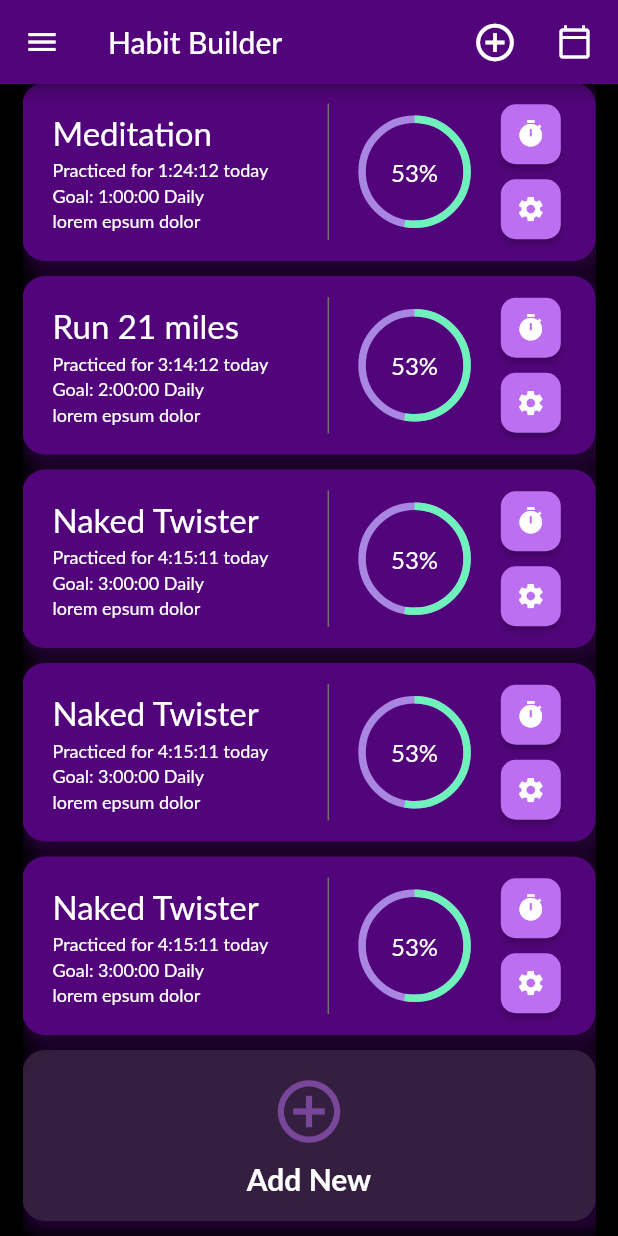
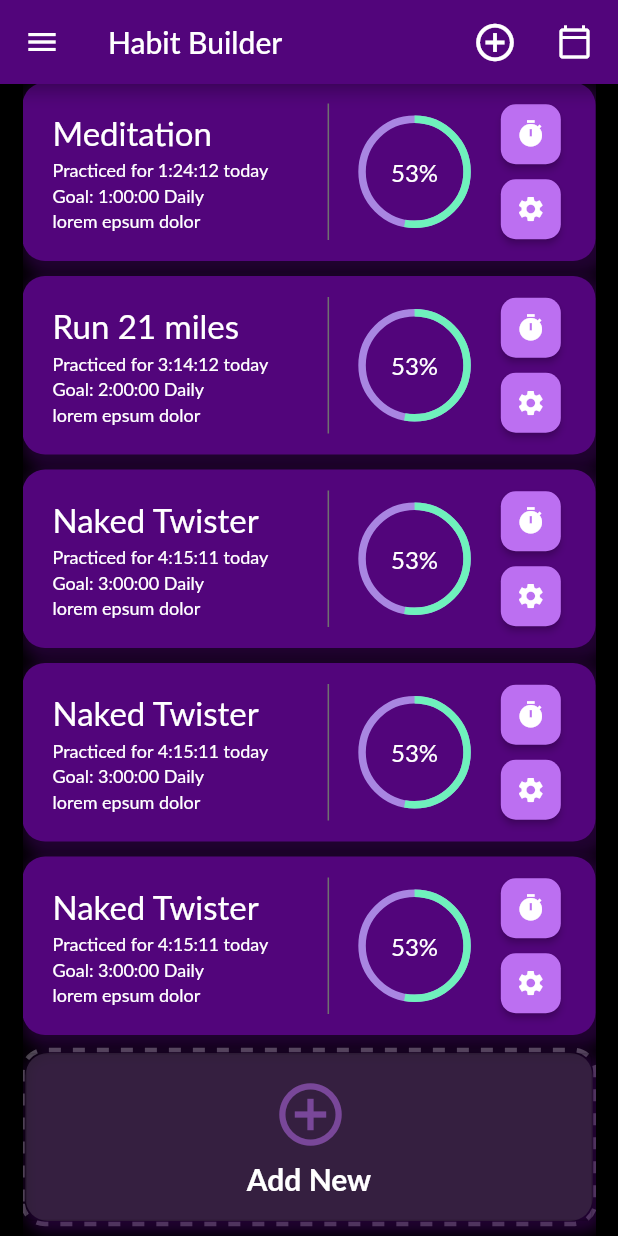
Before and after one commit to Mastagoon/habit-make, a Flutter app: the screen it shows after launch, scrolled down 250 dp, on a phone screen of 412 x 824 dp. Run offline on Flutter 3.47's test engine with Material 2 defaults, Android fonts, the phone set to English and light mode, and no system bars; drawn by our look-alikes of dotted_border, percent_indicator; our stand-ins replace numberpicker, shared_preferences; missing offline and left inert: isoweek; Roboto replaces fonts that are missing (Lato).

Commit message:
add habit card at the end

```diff
--- a/lib/screens/components/habit_card.dart
+++ b/lib/screens/components/habit_card.dart
@@ -1,7 +1,10 @@
+import 'package:dotted_border/dotted_border.dart';
 import 'package:flutter/material.dart';
 import 'package:percent_indicator/percent_indicator.dart';
 import 'package:habit_maker/constants/colors.dart';
 import 'package:habit_maker/constants/styles.dart';
+
+import 'add_habit.dart';
 
 class HabitCard extends StatefulWidget {
   String? name, practicedTime, goal, lorem;
@@ -56,8 +59,13 @@ class _HabitCardState extends State<HabitCard> {
     if (_newHabit == true) {
       print("yes");
       return Center(
+        child: DottedBorder(
+          dashPattern: [8, 8],
+          strokeWidth: 3,
+          color: Colors.white.withOpacity(0.3),
+          borderType: BorderType.RRect,
+          radius: Radius.circular(15),
           child: Container(
-          padding: EdgeInsets.symmetric(horizontal: 32, vertical: 16),
             decoration: BoxDecoration(
                 color: Color(secondaryColorDark).withOpacity(0.7),
                 borderRadius: BorderRadius.circular(15),
@@ -69,15 +77,27 @@ class _HabitCardState extends State<HabitCard> {
                     offset: Offset(4, 4),
                   )
                 ]),
+            child: OutlinedButton(
+              onPressed: () => showDialog(
+                context: context,
+                builder: (context) => AddHabitDialog(),
+              ),
+              style: ButtonStyle(
+                  padding: MaterialStateProperty.all(
+                      EdgeInsets.symmetric(horizontal: 32, vertical: 16))),
               child: Row(
                 mainAxisAlignment: MainAxisAlignment.center,
                 children: [
                   Column(
                     children: [
-                  Icon(
+                      IconButton(
+                        padding: EdgeInsets.all(0),
+                        onPressed: () {},
+                        icon: Icon(
                           Icons.add_circle_outline,
                           color: Color(primaryColor).withOpacity(0.5),
                           size: 50,
+                        ),
                       ),
                       SizedBox(
                         height: 8,
@@ -90,32 +110,8 @@ class _HabitCardState extends State<HabitCard> {
                   ),
                 ],
               ),
-          // IntrinsicHeight(
-          //   child: Center(
-          //     child: Column(
-          //       children: [
-          //         Center(
-          //           child: IconButton(
-          //             color: Colors.white,
-          //             padding: EdgeInsets.all(15),
-          //             onPressed: () {},
-          //             icon: Icon(
-          //               Icons.add_circle_outline_outlined,
-          //               size: 50,
-          //             ),
-          //           ),
-          //         ),
-          //         SizedBox(
-          //           height: 20,
-          //         ),
-          //         Text(
-          //           "Center Text",
-          //           style: lightText(22),
-          //         ),
-          //       ],
-          //     ),
-          //   ),
-          // ),
+            ),
+          ),
         ),
       );
     }
--- a/pubspec.yaml
+++ b/pubspec.yaml
@@ -34,6 +34,7 @@ dependencies:
   numberpicker: ^2.1.1
   fluttertoast: ^8.0.7
   shared_preferences: ^2.0.6
+  dotted_border: ^2.0.0
 
 dev_dependencies:
   flutter_test:
```
Also changed, not shown: pubspec.lock. Lines whose indentation alone changed are shown as unchanged.
